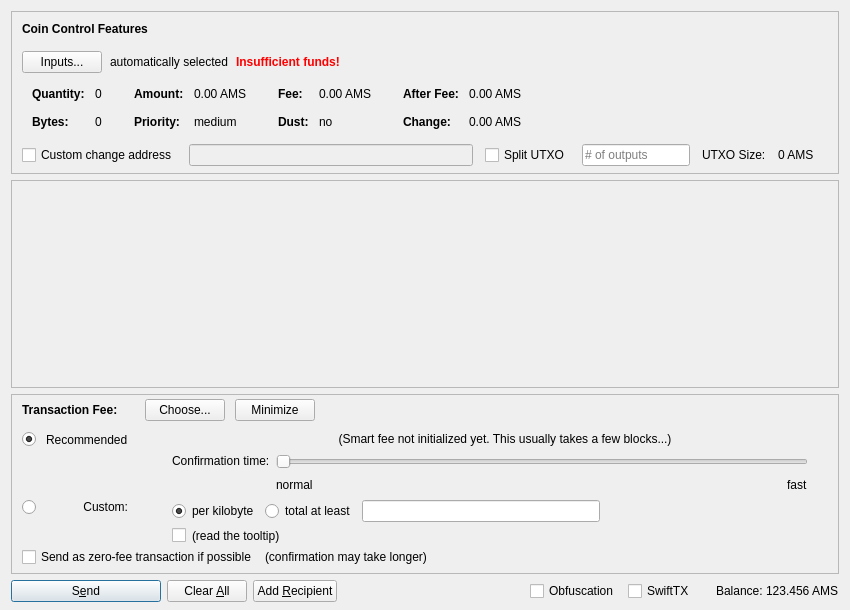
Above: src/qt/forms/sendcoinsdialog.ui from webworker01/Ellerium before the change. Below: the same form after it.
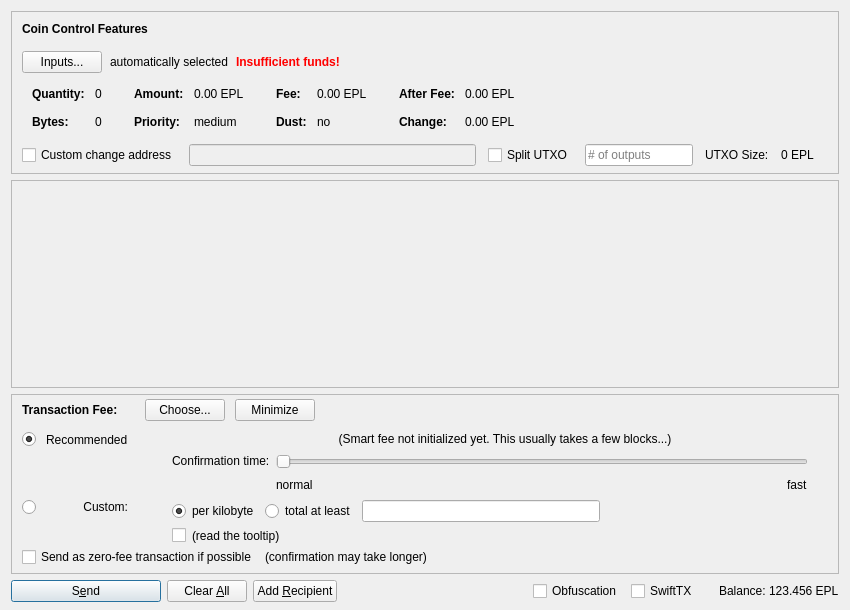
That is the form after the change. Icons and pictures are not drawn. Custom widgets are drawn as their Qt base class.

The edit to the form file:
```diff
--- a/src/qt/forms/sendcoinsdialog.ui
+++ b/src/qt/forms/sendcoinsdialog.ui
@@ -324,7 +324,7 @@
                   <enum>Qt::ActionsContextMenu</enum>
                  </property>
                  <property name="text">
-                  <string notr="true">0.00 AMS</string>
+                  <string notr="true">0.00 EPL</string>
                  </property>
                  <property name="textInteractionFlags">
                   <set>Qt::LinksAccessibleByMouse|Qt::TextSelectableByKeyboard|Qt::TextSelectableByMouse</set>
@@ -404,7 +404,7 @@
                   <enum>Qt::ActionsContextMenu</enum>
                  </property>
                  <property name="text">
-                  <string notr="true">0.00 AMS</string>
+                  <string notr="true">0.00 EPL</string>
                  </property>
                  <property name="textInteractionFlags">
                   <set>Qt::LinksAccessibleByMouse|Qt::TextSelectableByKeyboard|Qt::TextSelectableByMouse</set>
@@ -484,7 +484,7 @@
                   <enum>Qt::ActionsContextMenu</enum>
                  </property>
                  <property name="text">
-                  <string notr="true">0.00 AMS</string>
+                  <string notr="true">0.00 EPL</string>
                  </property>
                  <property name="textInteractionFlags">
                   <set>Qt::LinksAccessibleByMouse|Qt::TextSelectableByKeyboard|Qt::TextSelectableByMouse</set>
@@ -513,7 +513,7 @@
                   <enum>Qt::ActionsContextMenu</enum>
                  </property>
                  <property name="text">
-                  <string notr="true">0.00 AMS</string>
+                  <string notr="true">0.00 EPL</string>
                  </property>
                  <property name="textInteractionFlags">
                   <set>Qt::LinksAccessibleByMouse|Qt::TextSelectableByKeyboard|Qt::TextSelectableByMouse</set>
@@ -594,7 +594,7 @@
           <item>
            <widget class="QLabel" name="labelBlockSize">
             <property name="text">
-             <string>0 AMS</string>
+             <string>0 EPL</string>
             </property>
            </widget>
           </item>
@@ -1435,7 +1435,7 @@
           <cursorShape>IBeamCursor</cursorShape>
          </property>
          <property name="text">
-          <string notr="true">123.456 AMS</string>
+          <string notr="true">123.456 EPL</string>
          </property>
          <property name="textInteractionFlags">
           <set>Qt::LinksAccessibleByMouse|Qt::TextSelectableByKeyboard|Qt::TextSelectableByMouse</set>
```
Left out of the diff: 4 changed lines with no effect on the pictures.
